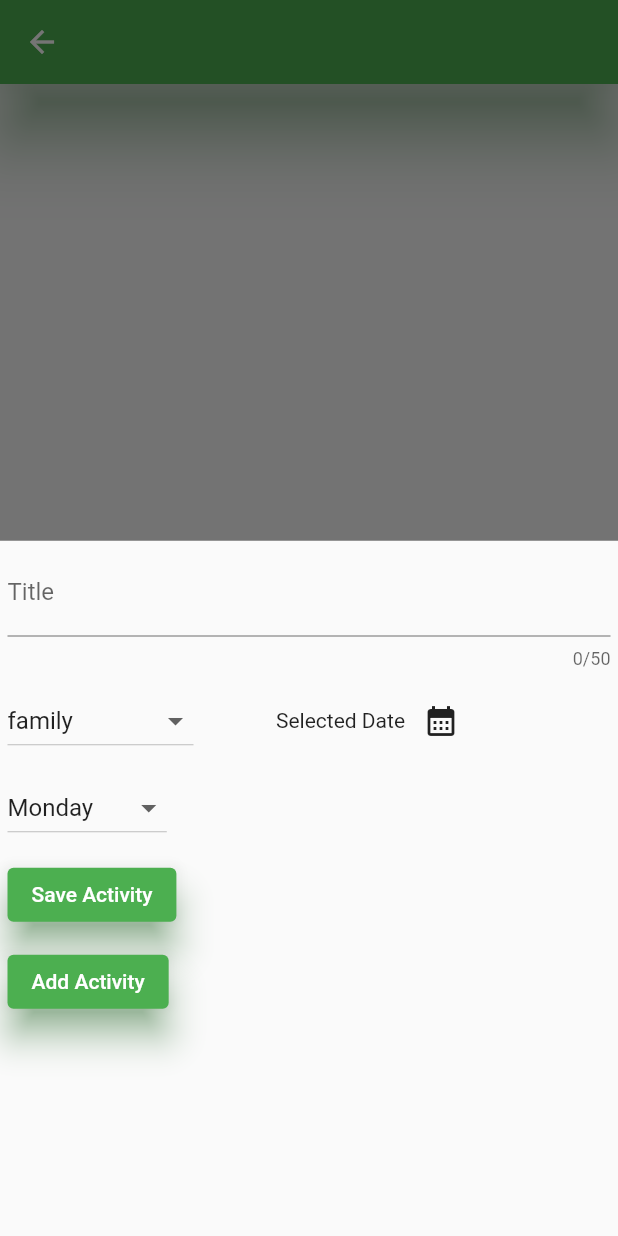
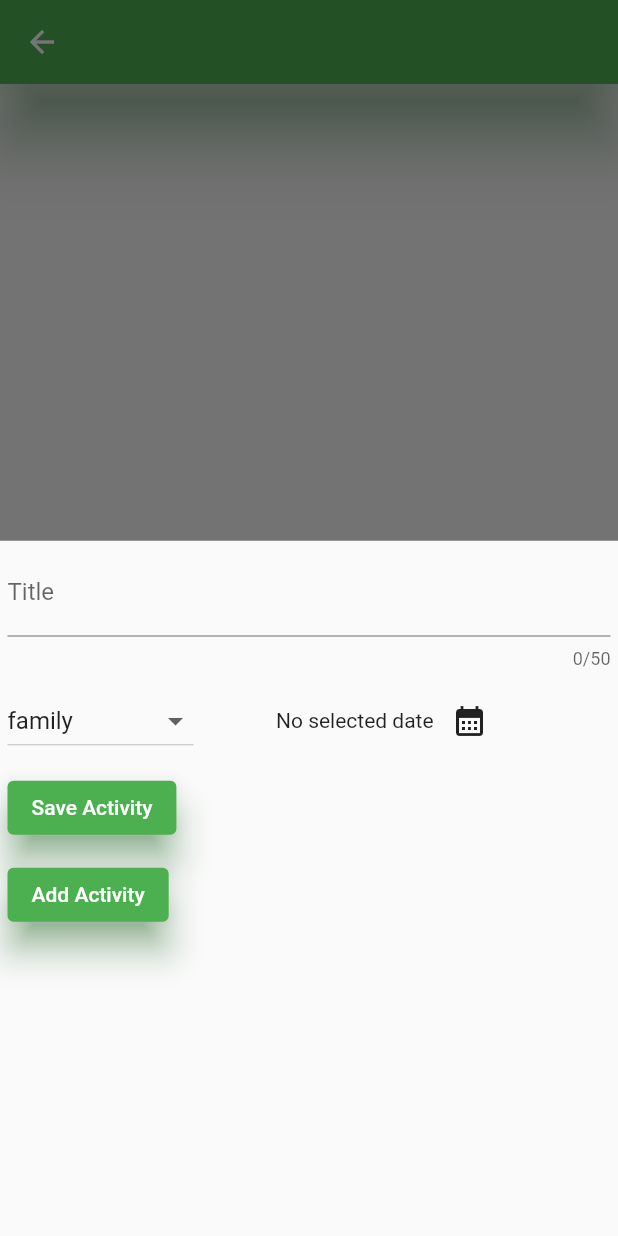
Before and after one commit to dogman223/active_week, a Flutter app: the DayScaffold screen opened directly with empty values, after a tap on the "add" icon, on a phone screen of 412 x 824 dp. Run offline on Flutter 3.47's test engine with Material 2 defaults, Android fonts, the phone set to English and light mode, and no system bars.

Commit message:
Add DateTime to model of day and activity

```diff
--- a/lib/list/days_list.dart
+++ b/lib/list/days_list.dart
@@ -1,13 +1,30 @@
-import 'package:flutter/material.dart';
-
 import '/model/day.dart';
 
+//Available days to select due to adding new activity
 var days = [
-  Day('Monday'),
-  Day('Tuesday'),
-  Day('Wednesday'),
-  Day('Thursday'),
-  Day('Friday'),
-  Day('Saturday'),
-  Day('Sunday'),
+  Day('Yesterday', yesterday),
+  Day('Today', today),
+  Day('Tomorrow', tomorrow),
+  Day('Day After tomorrow', dayAftertomorrow),
+  Day('Second Day After tomorrow', secondDayAftertomorrow),
+  Day('Third Day After tomorrow', thirdDayAftertomorrow),
+  Day('Fourth Day After tomorrow', fourthDayAftertomorrow),
 ];
+
+var dates = [
+  yesterday,
+  today,
+  tomorrow,
+  dayAftertomorrow,
+  secondDayAftertomorrow,
+  thirdDayAftertomorrow,
+  fourthDayAftertomorrow
+];
+
+final yesterday = DateTime(today.year, today.month, today.day - 1);
+final today = DateTime.now();
+final tomorrow = DateTime(today.year, today.month, today.day + 1);
+final dayAftertomorrow = DateTime(today.year, today.month, today.day + 2);
+final secondDayAftertomorrow = DateTime(today.year, today.month, today.day + 3);
+final thirdDayAftertomorrow = DateTime(today.year, today.month, today.day + 4);
+final fourthDayAftertomorrow = DateTime(today.year, today.month, today.day + 5);
--- a/lib/model/activity.dart
+++ b/lib/model/activity.dart
@@ -1,7 +1,10 @@
-import 'package:flutter/material.dart';
-import 'package:flutter/cupertino.dart';
+import 'package:uuid/uuid.dart';
+import 'package:intl/intl.dart';
 
-import './day.dart';
+const uuid = Uuid();
+final formatter = DateFormat.yMd();
+
+///final formatter = DateFormat
 
 enum Category {
   sport,
@@ -21,14 +24,9 @@ enum Category {
 
 class Activity {
   final String title;
-  final Day day;
   final Category category;
   final String id;
+  final DateTime date;
 
-  Activity(
-    @required this.title,
-    this.day,
-    @required this.category,
-    this.id,
-  );
+  Activity(this.title, this.category, this.date) : id = uuid.v4();
 }
--- a/lib/widgets/day_scaffold.dart
+++ b/lib/widgets/day_scaffold.dart
@@ -39,7 +39,9 @@ class _DayScaffoldState extends State<DayScaffold> {
         elevation: 20,
         shadowColor: Theme.of(context).primaryColor,
       ),
-      body: ListContent(activities: widget.activities),
+      body: ListContent(
+        activities: widget.activities,
+      ),
       floatingActionButtonLocation: FloatingActionButtonLocation.centerFloat,
       floatingActionButton: FloatingActionButton(
         child: const Icon(Icons.add),
--- a/lib/widgets/new_activity.dart
+++ b/lib/widgets/new_activity.dart
@@ -23,8 +23,19 @@ class NewActivity extends StatefulWidget {
 class _NewActivityState extends State<NewActivity> {
   final _titleController = TextEditingController();
   Category _selectedCategory = Category.family;
-  Day _selectedDay = days.first;
-  //DateTime _selectedDate;
+  DateTime? _selectedDate;
+
+  //Date picker
+  void _presentDatePicker() async {
+    final now = DateTime.now();
+    final lastDate = DateTime(now.year + 1, now.month, now.day);
+    final pickedDate = await showDatePicker(
+        context: context, initialDate: now, firstDate: now, lastDate: lastDate);
+
+    setState(() {
+      pickedDate == _selectedDate;
+    });
+  }
 
   //Method save input of New Activity and adds it to data base and to list.
   // # Post method included.
@@ -37,9 +48,13 @@ class _NewActivityState extends State<NewActivity> {
         headers: {'Content-Type': 'application/json'},
         body: json.encode({
           'title': _titleController.text,
-          'day': _selectedDay.title,
           'category': _selectedCategory.name,
+          'date': _selectedDate,
         }));
+
+    setState(() {
+      dates.add(_selectedDate!);
+    });
 
     if (!context.mounted) {
       return;
@@ -47,10 +62,8 @@ class _NewActivityState extends State<NewActivity> {
 
     widget.onAddActivity(Activity(
       _titleController.text,
-      _selectedDay,
       _selectedCategory,
-      DateTime.now().toString(),
-      //_selectedDate,
+      _selectedDate!,
     ));
   }
 
@@ -95,33 +108,13 @@ class _NewActivityState extends State<NewActivity> {
         ],
       ),
     );
-    //Button with choice of day of a New Activity
-    var dayButton = Container(
-      margin: const EdgeInsetsDirectional.all(5),
-      child: Row(
-        children: [
-          DropdownButton(
-              value: _selectedDay,
-              items: days
-                  .map((day) =>
-                      DropdownMenuItem(value: day, child: Text(day.title)))
-                  .toList(),
-              onChanged: (value) {
-                if (value == null) {
-                  return;
-                }
-                setState(() {
-                  _selectedDay = value;
-                });
-              }),
-        ],
-      ),
-    );
     //Date picker
     var selectDateButton = Row(
       children: [
-        const Text('Selected Date'),
-        IconButton(onPressed: () {}, icon: iconsList[13]),
+        Text(_selectedDate == null
+            ? 'No selected date'
+            : formatter.format(_selectedDate!)),
+        IconButton(onPressed: _presentDatePicker, icon: iconsList[13]),
       ],
     );
     //'Save Activity' button
@@ -161,13 +154,12 @@ class _NewActivityState extends State<NewActivity> {
         Row(
           children: [
             categoriesButton,
-            SizedBox(
+            const SizedBox(
               width: 50,
             ),
             selectDateButton,
           ],
         ),
-        dayButton,
         saveButton,
         addActivityButton,
       ],
```
